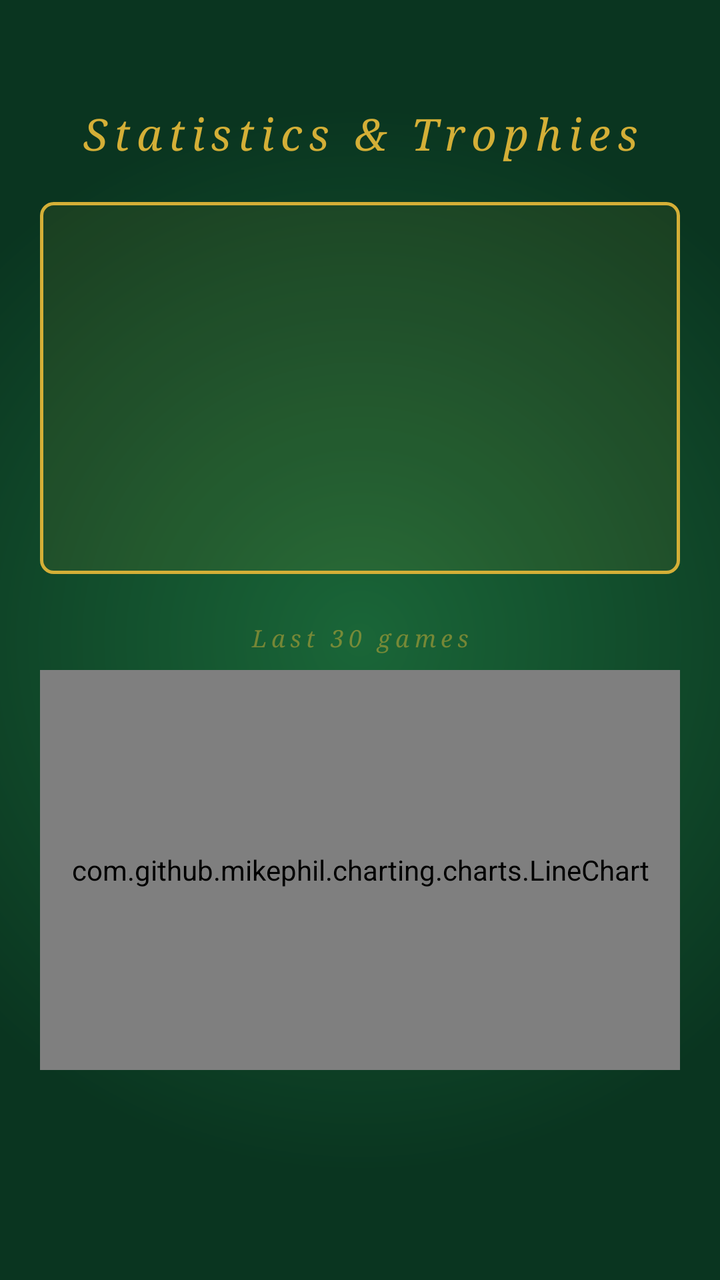
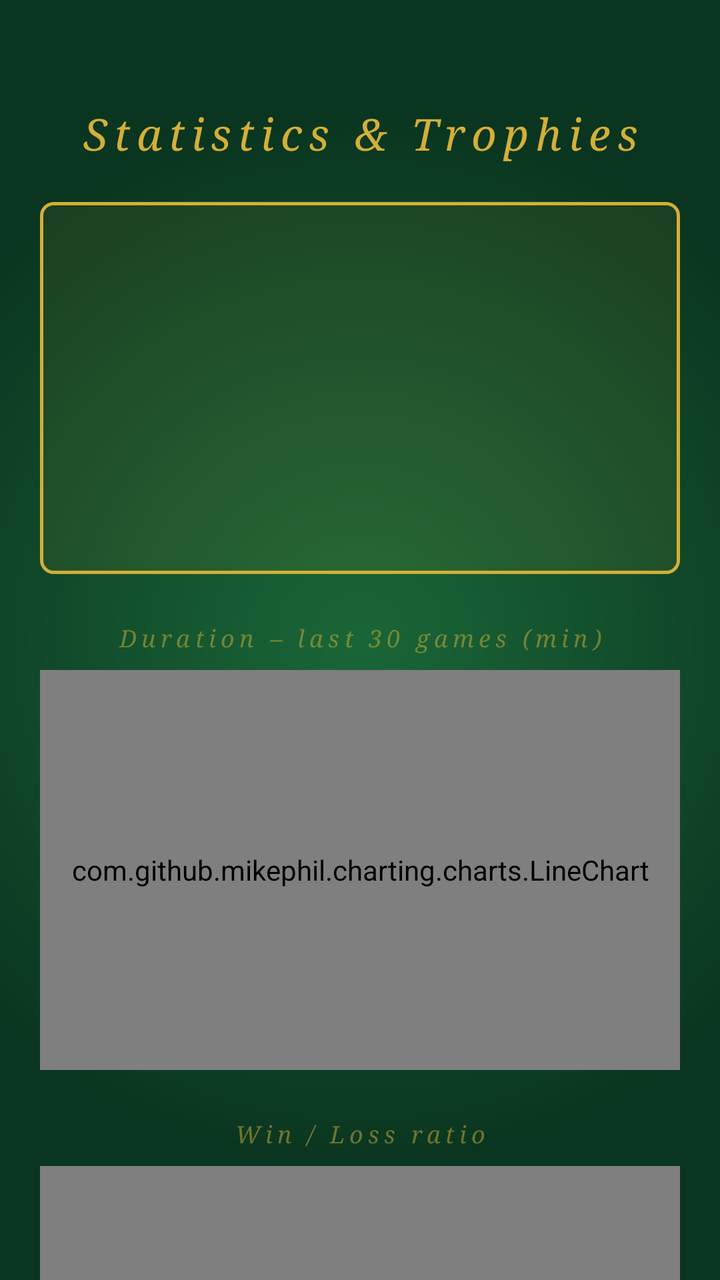

Before-and-after screenshots of an Android layout around one commit, followed by the original layout XML and the change that was made.
<!-- AndroidManifest.xml: activity theme Theme.Trasloco -->
<!-- res/layout/activity_stats.xml -->
<?xml version="1.0" encoding="utf-8"?>
<androidx.core.widget.NestedScrollView xmlns:android="http://schemas.android.com/apk/res/android"
    xmlns:app="http://schemas.android.com/apk/res-auto"
    android:id="@+id/statsScrollView"
    android:layout_width="match_parent"
    android:layout_height="match_parent"
    android:background="@drawable/verde"
    android:fillViewport="true">

    <LinearLayout
        android:layout_width="match_parent"
        android:layout_height="wrap_content"
        android:orientation="vertical"
        android:padding="20dp">

        
        <TextView
            android:layout_width="match_parent"
            android:layout_height="wrap_content"
            android:layout_marginTop="32dp"
            android:fontFamily="serif"
            android:gravity="center"
            android:text="@string/stats_title"
            android:textColor="@color/casino_gold"
            android:textSize="22sp"
            android:textStyle="italic"
            android:letterSpacing="0.15" />

        
        <LinearLayout
            android:layout_width="match_parent"
            android:layout_height="wrap_content"
            android:layout_marginTop="20dp"
            android:background="@drawable/casino_tile_bg"
            android:orientation="vertical"
            android:padding="16dp">

            <include android:id="@+id/statRowBestTime"    layout="@layout/item_stat_row" />
            <include android:id="@+id/statRowStreak"      layout="@layout/item_stat_row" />
            <include android:id="@+id/statRowTotalWins"   layout="@layout/item_stat_row" />
            <include android:id="@+id/statRowGamesPlayed" layout="@layout/item_stat_row" />
            <include android:id="@+id/statRowWinRate"     layout="@layout/item_stat_row" />
            <include android:id="@+id/statRowAvgTime"     layout="@layout/item_stat_row" />

        </LinearLayout>

        
        <TextView
            android:layout_width="match_parent"
            android:layout_height="wrap_content"
            android:layout_marginTop="24dp"
            android:fontFamily="serif"
            android:gravity="center"
            android:text="@string/stats_chart_title"
            android:textColor="@color/casino_gold_alpha_50"
            android:textSize="12sp"
            android:textStyle="italic"
            android:letterSpacing="0.2" />

        <com.github.mikephil.charting.charts.LineChart
            android:id="@+id/statsChart"
            android:layout_width="match_parent"
            android:layout_height="200dp"
            android:layout_marginTop="8dp" />

        <TextView
            android:id="@+id/statsChartEmpty"
            android:layout_width="match_parent"
            android:layout_height="wrap_content"
            android:layout_marginTop="8dp"
            android:fontFamily="serif"
            android:gravity="center"
            android:text="@string/stats_chart_empty"
            android:textColor="@color/casino_gold_alpha_50"
            android:textSize="12sp"
            android:textStyle="italic"
            android:visibility="gone" />

        
        <TextView
            android:id="@+id/statsTrophiesHeader"
            android:layout_width="match_parent"
            android:layout_height="wrap_content"
            android:layout_marginTop="24dp"
            android:fontFamily="serif"
            android:gravity="center"
            android:textColor="@color/casino_gold_alpha_50"
            android:textSize="12sp"
            android:textStyle="italic"
            android:letterSpacing="0.2" />

        
        <androidx.recyclerview.widget.RecyclerView
            android:id="@+id/achievementsGrid"
            android:layout_width="match_parent"
            android:layout_height="wrap_content"
            android:layout_marginTop="12dp"
            android:layout_marginBottom="32dp"
            android:nestedScrollingEnabled="false" />

    </LinearLayout>
</androidx.core.widget.NestedScrollView>
<!-- res/layout/item_stat_row.xml (included above) -->
<?xml version="1.0" encoding="utf-8"?>
<LinearLayout xmlns:android="http://schemas.android.com/apk/res/android"
    android:layout_width="match_parent"
    android:layout_height="wrap_content"
    android:layout_marginVertical="4dp"
    android:orientation="horizontal">

    <TextView
        android:id="@+id/statRowLabel"
        android:layout_width="0dp"
        android:layout_height="wrap_content"
        android:layout_weight="1"
        android:fontFamily="serif"
        android:textColor="@color/casino_gold_alpha_50"
        android:textSize="13sp"
        android:textStyle="italic" />

    <TextView
        android:id="@+id/statRowValue"
        android:layout_width="wrap_content"
        android:layout_height="wrap_content"
        android:fontFamily="serif"
        android:textColor="@color/casino_gold"
        android:textSize="13sp"
        android:textStyle="italic|bold" />

</LinearLayout>
<!-- resources referenced by this layout -->
<resources>
  <color name="casino_gold">#FFD4AF37</color>
  <color name="casino_gold_alpha_50">#80D4AF37</color>
  <!-- drawable casino_tile_bg (drawable) -->
  <?xml version="1.0" encoding="utf-8"?>
  <shape xmlns:android="http://schemas.android.com/apk/res/android"
      android:shape="rectangle">
      <solid android:color="@color/casino_gold_alpha_08" />
      <stroke android:width="1.5dp" android:color="@color/casino_gold" />
      <corners android:radius="6dp" />
  </shape>
  <!-- drawable verde (drawable) -->
  <?xml version="1.0" encoding="utf-8"?>
  <shape xmlns:android="http://schemas.android.com/apk/res/android"
      android:shape="rectangle">
      <gradient
          android:type="radial"
          android:centerX="0.5"
          android:centerY="0.5"
          android:gradientRadius="800"
          android:startColor="@color/casino_green"
          android:endColor="@color/casino_green_dark" />
  </shape>
  <string name="stats_chart_empty">Play your first game to see the chart</string>
  <string name="stats_chart_title">Last 30 games</string>
  <string name="stats_title">Statistics &amp; Trophies</string>
  <style name="Theme.Trasloco" parent="Theme.Material3.DayNight.NoActionBar">
          <item name="colorPrimary">@color/purple_500</item>
          <item name="colorPrimaryVariant">@color/purple_700</item>
          <item name="colorOnPrimary">@color/white</item>
          <item name="colorSecondary">@color/teal_200</item>
          <item name="colorSecondaryVariant">@color/teal_700</item>
          <item name="colorOnSecondary">@color/black</item>
      </style>
  <color name="casino_gold_alpha_08">#14D4AF37</color>
  <color name="casino_green">#FF1A6638</color>
  <color name="casino_green_dark">#FF0A3520</color>
  <color name="purple_500">#FF6200EE</color>
  <color name="purple_700">#FF3700B3</color>
  <color name="white">#FFFFFFFF</color>
  <color name="teal_200">#FF03DAC5</color>
  <color name="teal_700">#FF018786</color>
  <color name="black">#FF000000</color>
</resources>

<!-- the commit's change to res/layout/activity_stats.xml (unified diff, before → after) -->
@@ -78,6 +78,25 @@
 
         
         <TextView
+            android:layout_width="match_parent"
+            android:layout_height="wrap_content"
+            android:layout_marginTop="24dp"
+            android:fontFamily="serif"
+            android:gravity="center"
+            android:text="@string/stats_wl_chart_title"
+            android:textColor="@color/casino_gold_alpha_50"
+            android:textSize="12sp"
+            android:textStyle="italic"
+            android:letterSpacing="0.2" />
+
+        <com.github.mikephil.charting.charts.PieChart
+            android:id="@+id/statsWLChart"
+            android:layout_width="match_parent"
+            android:layout_height="200dp"
+            android:layout_marginTop="8dp" />
+
+        
+        <TextView
             android:id="@+id/statsTrophiesHeader"
             android:layout_width="match_parent"
             android:layout_height="wrap_content"
<!-- resource entries referenced after the edit -->
@@ -23,8 +23,9 @@
           android:endColor="@color/casino_green_dark" />
   </shape>
   <string name="stats_chart_empty">Play your first game to see the chart</string>
-  <string name="stats_chart_title">Last 30 games</string>
+  <string name="stats_chart_title">Duration – last 30 games (min)</string>
   <string name="stats_title">Statistics &amp; Trophies</string>
+  <string name="stats_wl_chart_title">Win / Loss ratio</string>
   <style name="Theme.Trasloco" parent="Theme.Material3.DayNight.NoActionBar">
           <item name="colorPrimary">@color/purple_500</item>
           <item name="colorPrimaryVariant">@color/purple_700</item>
